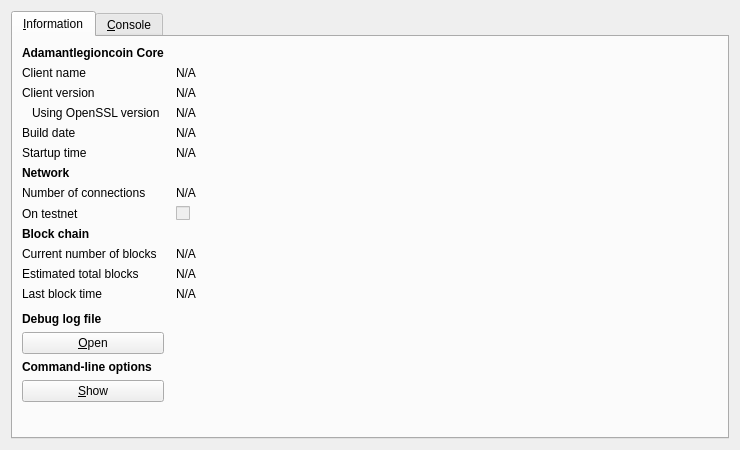
This is src/qt/forms/rpcconsole.ui in gwa2100/AdamantLegionCoin as Qt 5 draws it before an edit. The edited form follows.
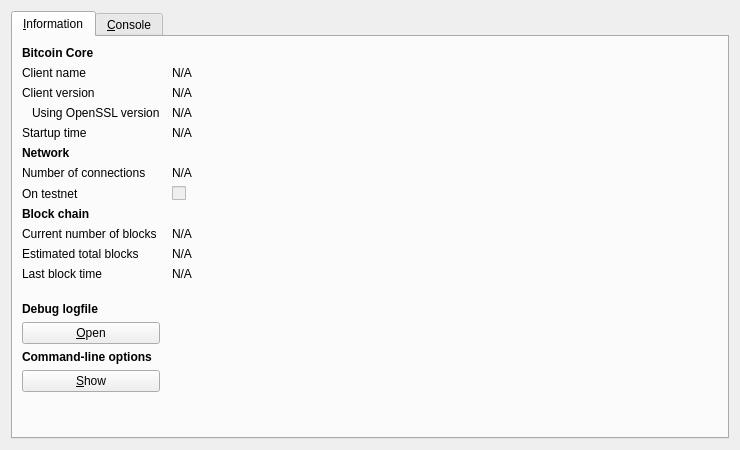
This is the edited form. Icons and pictures are not drawn.

```diff
--- a/src/qt/forms/rpcconsole.ui
+++ b/src/qt/forms/rpcconsole.ui
@@ -36,7 +36,7 @@
           </font>
          </property>
          <property name="text">
-          <string>Adamantlegioncoin Core</string>
+          <string>Bitcoin Core</string>
          </property>
         </widget>
        </item>
@@ -113,36 +113,13 @@
         </widget>
        </item>
        <item row="4" column="0">
-        <widget class="QLabel" name="label_12">
-         <property name="text">
-          <string>Build date</string>
-         </property>
-        </widget>
-       </item>
-       <item row="4" column="1">
-        <widget class="QLabel" name="buildDate">
-         <property name="cursor">
-          <cursorShape>IBeamCursor</cursorShape>
-         </property>
-         <property name="text">
-          <string>N/A</string>
-         </property>
-         <property name="textFormat">
-          <enum>Qt::PlainText</enum>
-         </property>
-         <property name="textInteractionFlags">
-          <set>Qt::LinksAccessibleByMouse|Qt::TextSelectableByKeyboard|Qt::TextSelectableByMouse</set>
-         </property>
-        </widget>
-       </item>
-       <item row="5" column="0">
         <widget class="QLabel" name="label_13">
          <property name="text">
           <string>Startup time</string>
          </property>
         </widget>
        </item>
-       <item row="5" column="1">
+       <item row="4" column="1">
         <widget class="QLabel" name="startupTime">
          <property name="cursor">
           <cursorShape>IBeamCursor</cursorShape>
@@ -158,7 +135,7 @@
          </property>
         </widget>
        </item>
-       <item row="6" column="0">
+       <item row="5" column="0">
         <widget class="QLabel" name="label_11">
          <property name="font">
           <font>
@@ -171,14 +148,14 @@
          </property>
         </widget>
        </item>
-       <item row="7" column="0">
+       <item row="6" column="0">
         <widget class="QLabel" name="label_7">
          <property name="text">
           <string>Number of connections</string>
          </property>
         </widget>
        </item>
-       <item row="7" column="1">
+       <item row="6" column="1">
         <widget class="QLabel" name="numberOfConnections">
          <property name="cursor">
           <cursorShape>IBeamCursor</cursorShape>
@@ -194,14 +171,14 @@
          </property>
         </widget>
        </item>
-       <item row="8" column="0">
+       <item row="7" column="0">
         <widget class="QLabel" name="label_8">
          <property name="text">
           <string>On testnet</string>
          </property>
         </widget>
        </item>
-       <item row="8" column="1">
+       <item row="7" column="1">
         <widget class="QCheckBox" name="isTestNet">
          <property name="enabled">
           <bool>false</bool>
@@ -211,7 +188,7 @@
          </property>
         </widget>
        </item>
-       <item row="9" column="0">
+       <item row="8" column="0">
         <widget class="QLabel" name="label_10">
          <property name="font">
           <font>
@@ -224,14 +201,14 @@
          </property>
         </widget>
        </item>
-       <item row="10" column="0">
+       <item row="9" column="0">
         <widget class="QLabel" name="label_3">
          <property name="text">
           <string>Current number of blocks</string>
          </property>
         </widget>
        </item>
-       <item row="10" column="1">
+       <item row="9" column="1">
         <widget class="QLabel" name="numberOfBlocks">
          <property name="cursor">
           <cursorShape>IBeamCursor</cursorShape>
@@ -247,14 +224,14 @@
          </property>
         </widget>
        </item>
-       <item row="11" column="0">
+       <item row="10" column="0">
         <widget class="QLabel" name="label_4">
          <property name="text">
           <string>Estimated total blocks</string>
          </property>
         </widget>
        </item>
-       <item row="11" column="1">
+       <item row="10" column="1">
         <widget class="QLabel" name="totalBlocks">
          <property name="cursor">
           <cursorShape>IBeamCursor</cursorShape>
@@ -270,14 +247,14 @@
          </property>
         </widget>
        </item>
-       <item row="12" column="0">
+       <item row="11" column="0">
         <widget class="QLabel" name="label_2">
          <property name="text">
           <string>Last block time</string>
          </property>
         </widget>
        </item>
-       <item row="12" column="1">
+       <item row="11" column="1">
         <widget class="QLabel" name="lastBlockTime">
          <property name="cursor">
           <cursorShape>IBeamCursor</cursorShape>
@@ -293,7 +270,7 @@
          </property>
         </widget>
        </item>
-       <item row="13" column="0">
+       <item row="12" column="0">
         <spacer name="verticalSpacer_2">
          <property name="orientation">
           <enum>Qt::Vertical</enum>
@@ -306,7 +283,7 @@
          </property>
         </spacer>
        </item>
-       <item row="14" column="0">
+       <item row="13" column="0">
         <widget class="QLabel" name="labelDebugLogfile">
          <property name="font">
           <font>
@@ -315,11 +292,11 @@
           </font>
          </property>
          <property name="text">
-          <string>Debug log file</string>
+          <string>Debug logfile</string>
          </property>
         </widget>
        </item>
-       <item row="15" column="0">
+       <item row="14" column="0">
         <widget class="QPushButton" name="openDebugLogfileButton">
          <property name="toolTip">
           <string>Open the Adamantlegioncoin debug log file from the current data directory. This can take a few seconds for large log files.</string>
```
Left out of the diff: 6 changed lines with no effect on the pictures.
